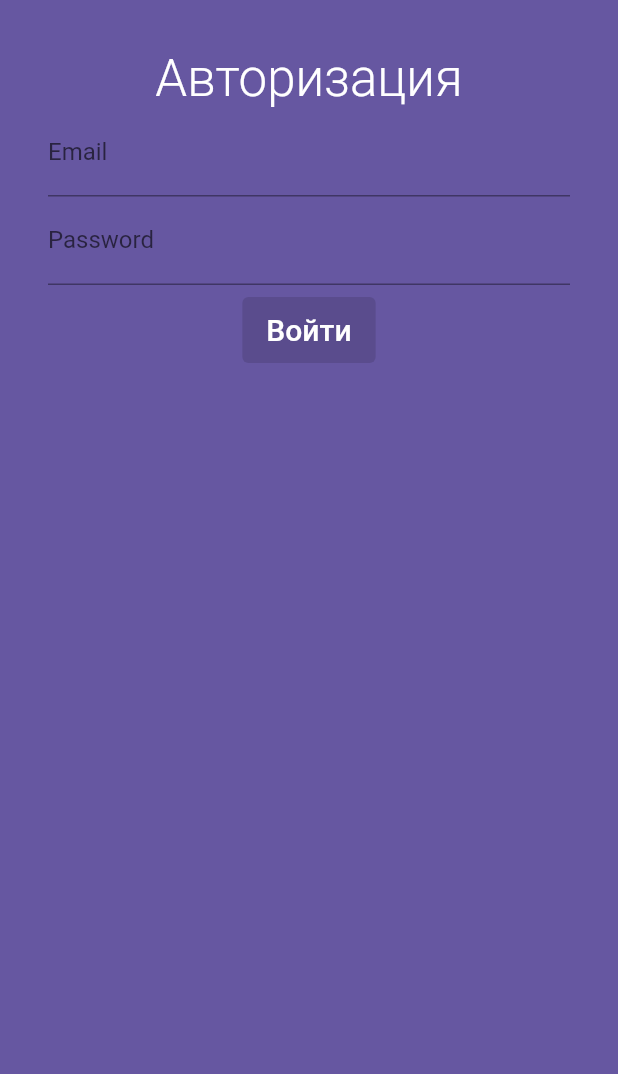
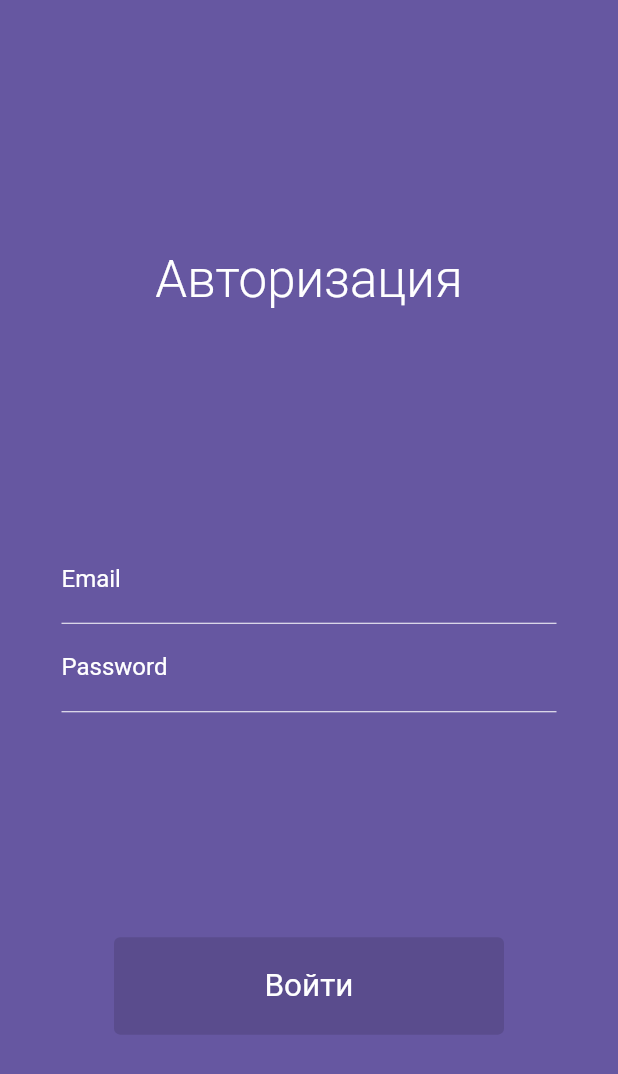
Before and after one commit to Abdugaffarkutbiddinov/movies_list, a Flutter app: the screen it shows after launch, on a phone screen of 412 x 824 dp. Shown: the top 1074 px of the screen. Run offline on Flutter 3.47's test engine with Material 2 defaults, Android fonts, the phone set to English and light mode, and no system bars; our stand-ins replace bloc, dartz, equatable, flutter_bloc, get_it, google_fonts; missing offline and left inert: data_connection_checker_tv.

Commit message:
sign_in pade design implemented

```diff
--- a/lib/features/sign_in/presentation/pages/sign_in_form.dart
+++ b/lib/features/sign_in/presentation/pages/sign_in_form.dart
@@ -9,7 +9,7 @@ import '../../email_password_regex_validator.dart';
 import '../../validator.dart';
 import '../widgets/form_submit_button.dart';
 
-class SignInForm extends StatefulWidget with EmailAndPasswordValidators{
+class SignInForm extends StatefulWidget with EmailAndPasswordValidators {
   @override
   State<SignInForm> createState() => _SignInFormState();
 }
@@ -27,8 +27,6 @@ class _SignInFormState extends State<SignInForm> {
   String get _password => _passwordController.text;
 
   bool _submitted = false;
-
-
 
   void _submit() async {
     setState(() {
@@ -62,21 +60,25 @@ class _SignInFormState extends State<SignInForm> {
     bool submitEnabled = widget.emailSubmitRegexValidator.isValid(_email) &&
         widget.passwordSubmitRegexValidator.isValid(_password);
     return [
-      Text('Авторизация',style:  GoogleFonts.roboto(
-          fontSize: 34 ,
-          color: Colors.white,
-          fontWeight: FontWeight.w300),),
-      _buildEmailTextField(),
-      Expanded(
-        child: SizedBox(
+      Text(
+        'Авторизация',
+        style: GoogleFonts.roboto(
+            fontSize: 34, color: Colors.white, fontWeight: FontWeight.w300),
+      ),
+      Padding(
+        padding: EdgeInsets.symmetric(horizontal: 25.0),
+        child: Column(
+          children: [
+            _buildEmailTextField(),
+            _buildPasswordTextField(),
+          ],
         ),
       ),
-      _buildPasswordTextField(),
-      SizedBox(
-        height: 8.0,
+      Padding(
+        padding: EdgeInsets.symmetric(horizontal: 40.0),
+        child: FormSubmitButton(
+            text: primaryText, onPressed: submitEnabled ? _submit : null),
       ),
-      FormSubmitButton(
-          text: primaryText, onPressed: submitEnabled ? _submit : null),
     ];
   }
 
@@ -84,9 +86,14 @@ class _SignInFormState extends State<SignInForm> {
     bool showErrorText =
         _submitted && !widget.passwordSubmitRegexValidator.isValid(_password);
     return TextField(
+      style: GoogleFonts.roboto(color: Colors.white),
       focusNode: _passwordFocusNode,
       controller: _passwordController,
       decoration: InputDecoration(
+          enabledBorder: const UnderlineInputBorder(
+            borderSide: const BorderSide(color: Colors.white, width: 0.0),
+          ),
+          labelStyle: TextStyle(color: Colors.white),
           labelText: 'Password',
           errorText: showErrorText ? 'Enter at least 6 characters' : null),
       obscureText: true,
@@ -105,9 +112,14 @@ class _SignInFormState extends State<SignInForm> {
     bool showErrorText =
         _submitted && !widget.emailSubmitRegexValidator.isValid(_email);
     return TextField(
+      style: GoogleFonts.roboto(color: Colors.white),
       focusNode: _emailFocusNode,
       controller: _emailController,
       decoration: InputDecoration(
+          enabledBorder: const UnderlineInputBorder(
+            borderSide: const BorderSide(color: Colors.white, width: 0.0),
+          ),
+          labelStyle: TextStyle(color: Colors.white),
           labelText: 'Email',
           hintText: 'test@test.com',
           errorText: showErrorText ? 'Email field invalid' : null),
@@ -126,12 +138,18 @@ class _SignInFormState extends State<SignInForm> {
 
   @override
   Widget build(BuildContext context) {
-    return Padding(
-      padding: const EdgeInsets.all(16.0),
+    return Container(
+      height: MediaQuery.of(context).size.height,
+      width: double.infinity,
       child: Column(
-        // crossAxisAlignment: CrossAxisAlignment.center,
-        // mainAxisSize: MainAxisSize.min,
-        children: _buildChildren(),
+        mainAxisAlignment: MainAxisAlignment.spaceBetween,
+        children: [
+          Expanded(
+            child: Column(
+                mainAxisAlignment: MainAxisAlignment.spaceEvenly,
+                children: _buildChildren()),
+          ),
+        ],
       ),
     );
   }
--- a/lib/features/sign_in/presentation/pages/sign_page.dart
+++ b/lib/features/sign_in/presentation/pages/sign_page.dart
@@ -2,18 +2,24 @@ import 'package:flutter/material.dart';
 
 import 'sign_in_form.dart';
 
-
 class SignInPage extends StatelessWidget {
-
   @override
   Widget build(BuildContext context) {
-    return Scaffold(
-      backgroundColor: Color(0xff6657A1),
-      body: SingleChildScrollView(
-        child: Padding(
-          padding: const EdgeInsets.all(16.0),
-              child: SignInForm(
-              ),
+    return GestureDetector(
+      onTap: () {
+        FocusScopeNode currentFocus = FocusScope.of(context);
+
+        if (!currentFocus.hasPrimaryFocus) {
+          currentFocus.unfocus();
+        }
+      },
+      child: Scaffold(
+        backgroundColor: Color(0xff6657A1),
+        body: SingleChildScrollView(
+          child: Padding(
+            padding: const EdgeInsets.all(16.0),
+            child: SignInForm(),
+          ),
         ),
       ),
     );
--- a/lib/features/sign_in/presentation/widgets/custom_elevated_button.dart
+++ b/lib/features/sign_in/presentation/widgets/custom_elevated_button.dart
@@ -6,18 +6,21 @@ class CustomElevatedButton extends StatelessWidget {
         required this.color,
         this.borderRadius = 2.0,
         required this.onPressed,
-        this.height = 50.0});
+        this.height = 50.0,
+        this.width = 100.0});
 
   final Widget child;
   final Color? color;
   final double borderRadius;
   final double height;
+  final double width;
   final VoidCallback? onPressed;
 
   @override
   Widget build(BuildContext context) {
     return SizedBox(
       height: height,
+      width: width,
       child: ElevatedButton(
         onPressed: onPressed,
         child: child,
--- a/lib/features/sign_in/presentation/widgets/form_submit_button.dart
+++ b/lib/features/sign_in/presentation/widgets/form_submit_button.dart
@@ -1,4 +1,5 @@
 import 'package:flutter/material.dart';
+import 'package:google_fonts/google_fonts.dart';
 import 'package:movies/features/sign_in/presentation/widgets/custom_elevated_button.dart';
 
 
@@ -7,10 +8,11 @@ class FormSubmitButton extends CustomElevatedButton {
       : super(
       child: Text(
         text,
-        style: const TextStyle(color: Colors.white, fontSize: 20.0),
+        style: GoogleFonts.roboto(color: Colors.white, fontSize: 21.0, fontWeight: FontWeight.w400),
       ),
-      color: Colors.blueGrey,
-      height: 44,
+      color: Color(0xff333333),
+      height: 65,
+      width: 260,
       borderRadius: 4.0,
       onPressed: onPressed);
 }
```
